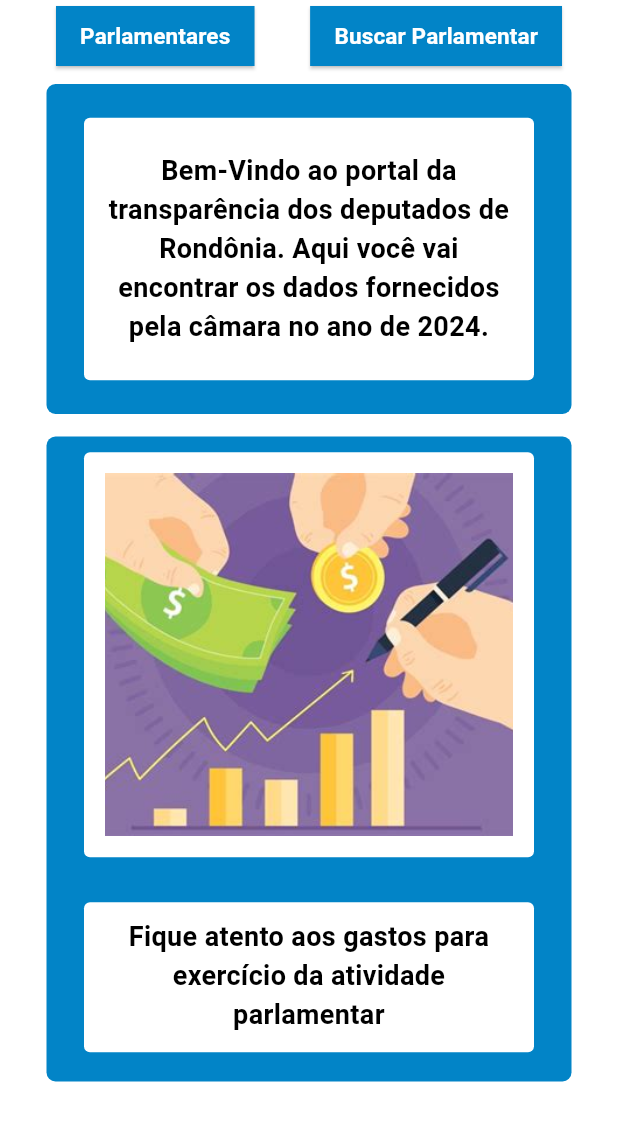
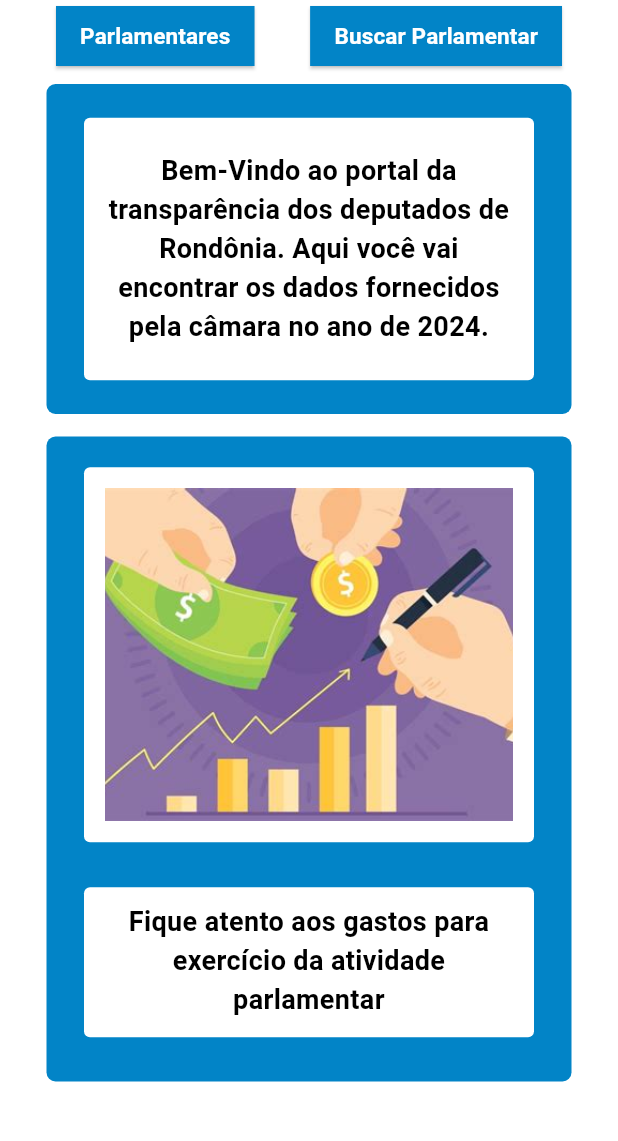
Before and after one commit to victorbrasileiro/ifroappfair2.0, a Flutter app: the screen it shows after launch, on a phone screen of 412 x 824 dp, the part 84-1225 px from its top. Run offline on Flutter 3.47's test engine with Material 3 defaults, Android fonts, the light colour scheme and no system bars.

```diff
--- a/lib/telas/despesas_deputados_lista.dart
+++ b/lib/telas/despesas_deputados_lista.dart
@@ -120,7 +120,11 @@ class _DespesasDeputadosListPageState extends State<DespesasDeputadosListPage> {
               itemBuilder: (context, index) {
                 final despesa = _despesas[index];
                 return Container(
-                  margin: EdgeInsets.symmetric(horizontal: 8.0, vertical: 4.0),
+                  margin: const EdgeInsets.symmetric(
+                      horizontal: 8.0,
+                      vertical: 4.0),
+                  width: 350,
+                  height: 370,
                   decoration: BoxDecoration(
                     border: Border.all(color: Colors.grey, width: 1.0),
                     borderRadius: BorderRadius.circular(8.0),
--- a/lib/telas/home_page.dart
+++ b/lib/telas/home_page.dart
@@ -167,7 +167,7 @@ class _TelaInicialState extends State<TelaInicial> {
                               color: Colors.white,
                             ),
                             width: 300,
-                            height: 270,
+                            height: 250,
                             child: Padding(
                               padding: const EdgeInsets.all(14.0),
                               child: Image.asset(
@@ -227,11 +227,14 @@ class _TelaInicialState extends State<TelaInicial> {
                   alignment: AlignmentDirectional.center,
                   children: [
                     Container(
+                      margin: EdgeInsets.symmetric(
+                          horizontal: 8.0,
+                          vertical: 4.0),
                       width: 350,
                       height: 370,
                       decoration: BoxDecoration(
+                        border: Border.all(color: Colors.grey, width: 1.0),
                         borderRadius: BorderRadius.circular(6),
-                        color: Colors.white,
                       ),
                     ),
                     Column(
```
